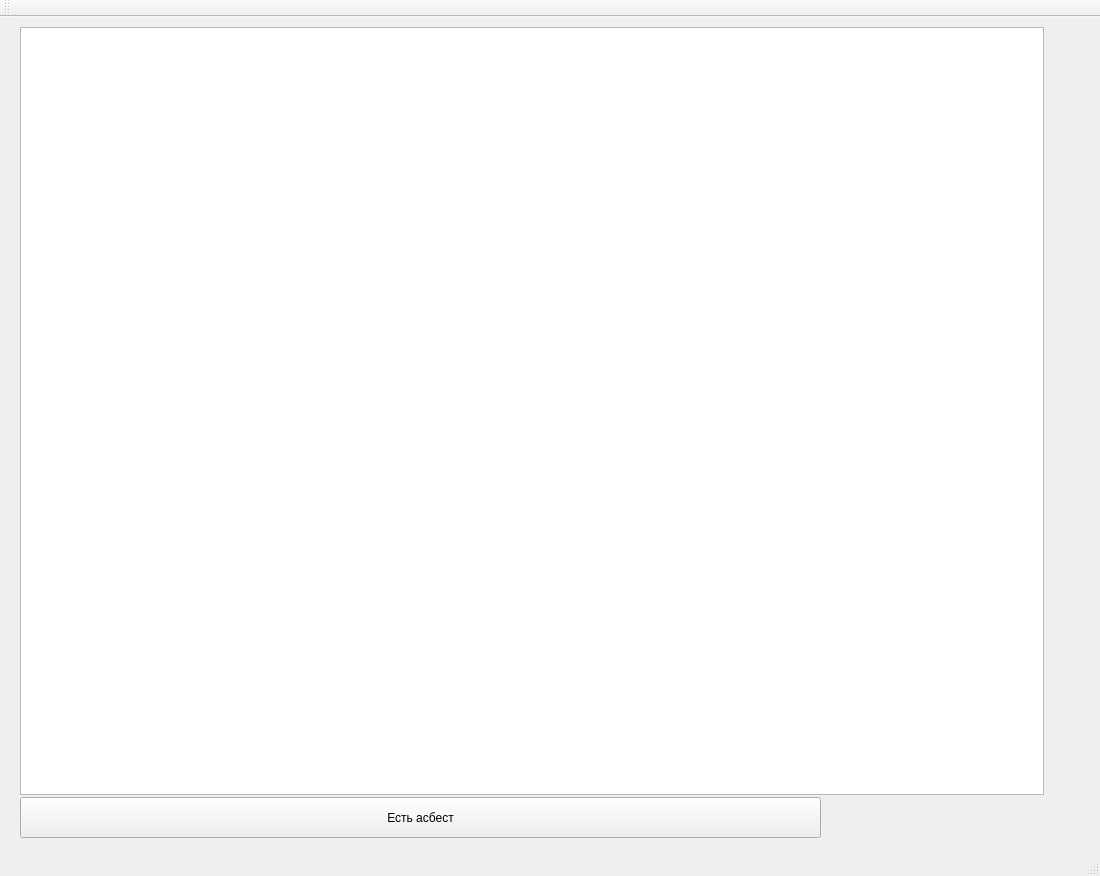
Qt form course_CG/mainwindow.ui (fairay/CourseComputerGraphics) before a commit.
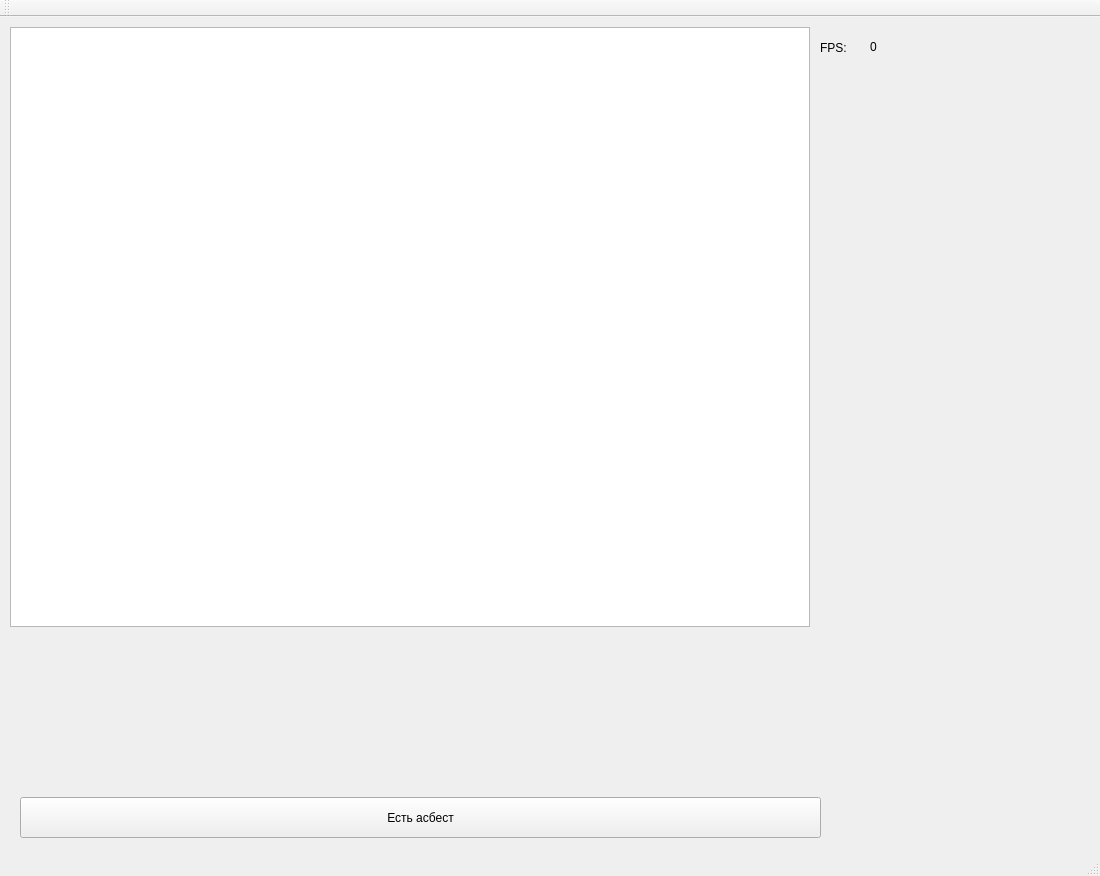
The same form after that commit.

Patch:
```diff
--- a/course_CG/mainwindow.ui
+++ b/course_CG/mainwindow.ui
@@ -17,10 +17,10 @@
    <widget class="QGraphicsView" name="graphicsView">
     <property name="geometry">
      <rect>
-      <x>20</x>
+      <x>10</x>
       <y>10</y>
-      <width>1024</width>
-      <height>768</height>
+      <width>800</width>
+      <height>600</height>
      </rect>
     </property>
    </widget>
@@ -37,6 +37,32 @@
      <string>Есть асбест</string>
     </property>
    </widget>
+   <widget class="QLabel" name="fps_count">
+    <property name="geometry">
+     <rect>
+      <x>870</x>
+      <y>20</y>
+      <width>121</width>
+      <height>20</height>
+     </rect>
+    </property>
+    <property name="text">
+     <string>0</string>
+    </property>
+   </widget>
+   <widget class="QLabel" name="label">
+    <property name="geometry">
+     <rect>
+      <x>820</x>
+      <y>20</y>
+      <width>35</width>
+      <height>21</height>
+     </rect>
+    </property>
+    <property name="text">
+     <string>FPS:</string>
+    </property>
+   </widget>
   </widget>
   <widget class="QMenuBar" name="menuBar">
    <property name="geometry">
```
